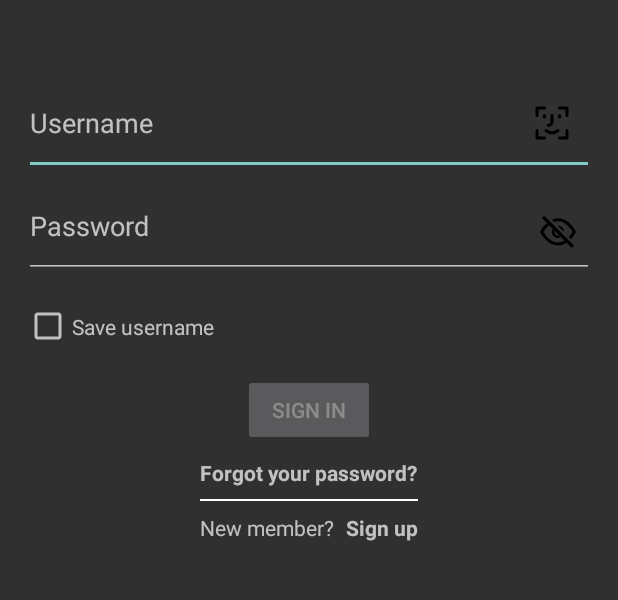
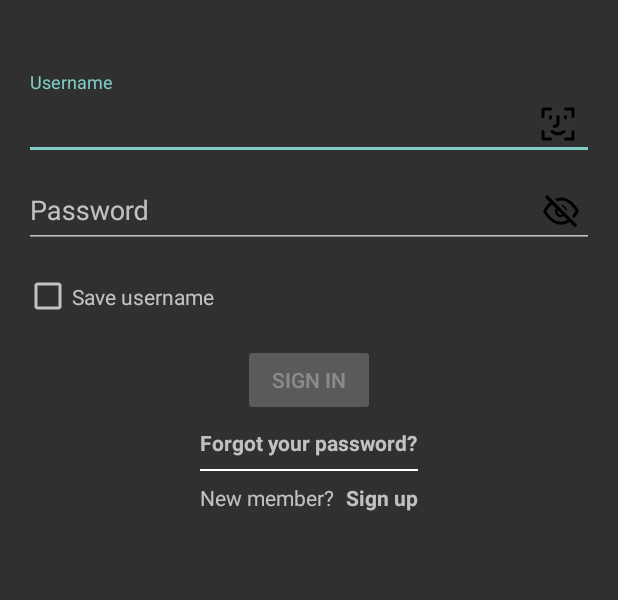
Before and after one commit to CuongPhan090/SampleRecipes, an Android app: the screen it shows after launch (EntryActivity), on a phone screen of 412 x 824 dp, the part 369-969 px from its top. Run offline under Robolectric (Android 15) with nearby library versions, the phone set to English and light mode, and no system bars; our stand-ins replace Dagger/Hilt's generated code, Firebase (no records; nobody signed in at launch, a user with empty details on screens opened directly), navigation-ui.

Commit message:
11.1: Add password visibility toggle

```diff
--- a/app/src/main/AndroidManifest.xml
+++ b/app/src/main/AndroidManifest.xml
@@ -17,7 +17,8 @@
 
         <activity
             android:name=".view.EntryActivity"
-            android:exported="true">
+            android:exported="true"
+            android:screenOrientation="portrait">
             <nav-graph android:value="@navigation/nav_graph"/>
 
             <intent-filter>
--- a/app/src/main/java/com/offline/continentalrecipesusingnavgraph/view/login/LoginFragment.kt
+++ b/app/src/main/java/com/offline/continentalrecipesusingnavgraph/view/login/LoginFragment.kt
@@ -2,13 +2,15 @@ package com.offline.continentalrecipesusingnavgraph.view.login
 
 import android.os.Bundle
 import android.text.Editable
+import android.text.InputType
 import android.text.TextWatcher
 import android.view.LayoutInflater
 import android.view.View
 import android.view.ViewGroup
+import android.widget.Toast
 import androidx.appcompat.app.AlertDialog
 import androidx.appcompat.app.AppCompatActivity
-import androidx.core.widget.addTextChangedListener
+import androidx.core.content.ContextCompat
 import androidx.fragment.app.Fragment
 import androidx.navigation.fragment.findNavController
 import com.google.firebase.auth.FirebaseAuth
@@ -79,6 +81,7 @@ class LoginFragment : Fragment() {
         }
         binding.username.addTextChangedListener(textWatcher)
         binding.password.addTextChangedListener(textWatcher)
+
     }
 
     private fun validateUserInput(isUsernameValid: Boolean, isPasswordValid: Boolean) {
--- a/app/src/main/res/drawable/ic_eye_disable.xml
+++ b/app/src/main/res/drawable/ic_eye_disable.xml
@@ -4,8 +4,8 @@
     android:viewportWidth="48"
     android:viewportHeight="48">
     <group
-        android:pivotX="24"
-        android:pivotY="24"
+        android:pivotX="20"
+        android:pivotY="15"
         android:scaleX="0.5"
         android:scaleY="0.5">
         <path
--- a/app/src/main/res/drawable/ic_eye_enable.xml
+++ b/app/src/main/res/drawable/ic_eye_enable.xml
@@ -4,8 +4,8 @@
     android:viewportWidth="48"
     android:viewportHeight="48">
     <group
-        android:pivotX="24"
-        android:pivotY="24"
+        android:pivotX="20"
+        android:pivotY="15"
         android:scaleX="0.5"
         android:scaleY="0.5">
   <path
--- /dev/null
+++ b/app/src/main/res/drawable/password_visibility_toggle.xml
@@ -0,0 +1,5 @@
+<?xml version="1.0" encoding="utf-8"?>
+<selector xmlns:android="http://schemas.android.com/apk/res/android">
+    <item android:drawable="@drawable/ic_eye_enable" android:state_checked="true"/>
+    <item android:drawable="@drawable/ic_eye_disable"/>
+</selector>
--- a/app/src/main/res/layout/fragment_login.xml
+++ b/app/src/main/res/layout/fragment_login.xml
@@ -17,34 +17,52 @@
         app:layout_constraintStart_toStartOf="parent"
         app:layout_constraintTop_toTopOf="parent" />
 
-    <EditText
-        android:id="@+id/username"
+
+    <com.google.android.material.textfield.TextInputLayout
+        android:id="@+id/username_layout"
         android:layout_width="match_parent"
         android:layout_height="wrap_content"
         android:layout_marginStart="@dimen/edit_text_margin"
         android:layout_marginTop="@dimen/username_edit_text_top_margin"
         android:layout_marginEnd="@dimen/edit_text_margin"
-        android:autofillHints="name"
-        android:drawableEnd="@drawable/ic_face_recognition"
-        android:hint="@string/username"
-        android:inputType="text"
+        app:endIconDrawable="@drawable/ic_face_recognition"
+        app:endIconMode="custom"
+        app:endIconTint="@null"
         app:layout_constraintEnd_toEndOf="parent"
         app:layout_constraintStart_toStartOf="parent"
-        app:layout_constraintTop_toBottomOf="@id/apple_logo" />
+        app:layout_constraintTop_toBottomOf="@id/apple_logo">
 
-    <EditText
-        android:id="@+id/password"
+        <EditText
+            android:id="@+id/username"
+            android:layout_width="match_parent"
+            android:layout_height="match_parent"
+            android:autofillHints="name"
+            android:hint="@string/username"
+            android:inputType="text" />
+    </com.google.android.material.textfield.TextInputLayout>
+
+    <com.google.android.material.textfield.TextInputLayout
+        android:id="@+id/password_layout"
         android:layout_width="match_parent"
         android:layout_height="wrap_content"
         android:layout_marginStart="@dimen/edit_text_margin"
         android:layout_marginEnd="@dimen/edit_text_margin"
-        android:autofillHints="password"
-        android:drawableEnd="@drawable/ic_eye_disable"
-        android:hint="@string/password"
-        android:inputType="textPassword"
+        app:endIconDrawable="@drawable/password_visibility_toggle"
         app:layout_constraintEnd_toEndOf="parent"
         app:layout_constraintStart_toStartOf="parent"
-        app:layout_constraintTop_toBottomOf="@id/username" />
+        app:layout_constraintTop_toBottomOf="@id/username_layout"
+        app:passwordToggleEnabled="true"
+        app:passwordToggleTint="@null">
+
+        <com.google.android.material.textfield.TextInputEditText
+            android:id="@+id/password"
+            android:layout_width="match_parent"
+            android:layout_height="match_parent"
+            android:autofillHints="password"
+            android:hint="@string/password"
+            android:inputType="textPassword"
+            android:tag="ic_eye" />
+    </com.google.android.material.textfield.TextInputLayout>
 
     <CheckBox
         android:id="@+id/check_box"
@@ -53,7 +71,7 @@
         android:layout_marginStart="@dimen/check_box_margin"
         android:layout_marginTop="16dp"
         app:layout_constraintStart_toStartOf="parent"
-        app:layout_constraintTop_toBottomOf="@id/password" />
+        app:layout_constraintTop_toBottomOf="@id/password_layout" />
 
     <TextView
         android:layout_width="wrap_content"
@@ -65,10 +83,10 @@
 
     <Button
         android:id="@+id/sign_in"
-        android:enabled="false"
         android:layout_width="wrap_content"
         android:layout_height="wrap_content"
         android:layout_marginTop="@dimen/button_margin"
+        android:enabled="false"
         android:text="@string/sign_in"
         app:layout_constraintEnd_toEndOf="parent"
         app:layout_constraintStart_toStartOf="parent"
@@ -78,9 +96,9 @@
         android:id="@+id/reset_password"
         android:layout_width="wrap_content"
         android:layout_height="wrap_content"
-        android:textStyle="bold"
         android:layout_marginTop="@dimen/reset_password_margin"
         android:text="@string/forgot_your_password"
+        android:textStyle="bold"
         app:layout_constraintEnd_toEndOf="parent"
         app:layout_constraintStart_toStartOf="parent"
         app:layout_constraintTop_toBottomOf="@id/sign_in" />
```
